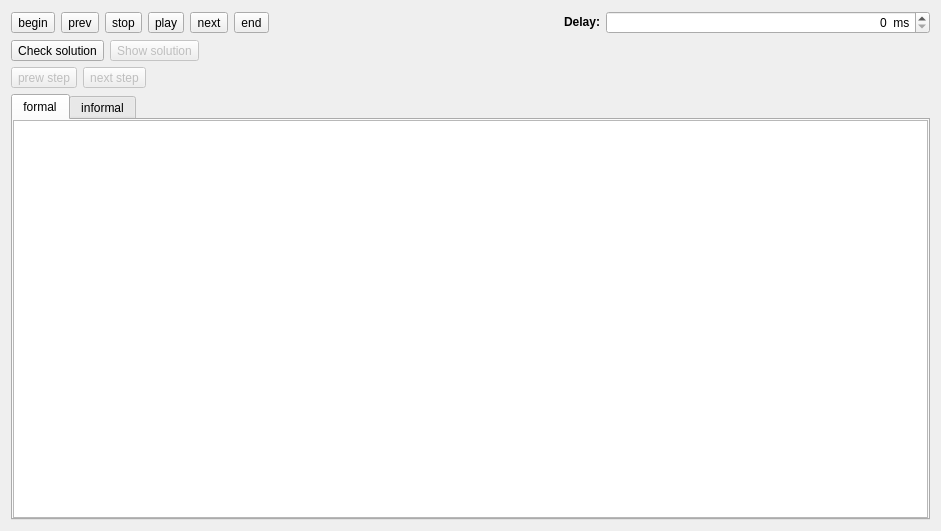
Old version of the form RegularConvertor/algorithms/algorithmwidget.ui in the repository navrkald/regularConvertor.
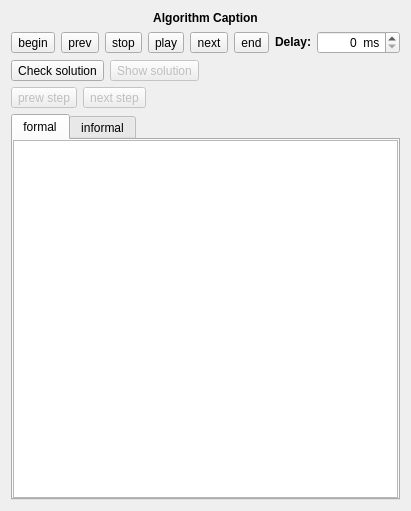
New version of the form. Custom widgets are drawn as their Qt base class.

What changed in the file:
```diff
--- a/RegularConvertor/algorithms/algorithmwidget.ui
+++ b/RegularConvertor/algorithms/algorithmwidget.ui
@@ -6,8 +6,8 @@
    <rect>
     <x>0</x>
     <y>0</y>
-    <width>941</width>
-    <height>531</height>
+    <width>378</width>
+    <height>511</height>
    </rect>
   </property>
   <property name="sizePolicy">
@@ -25,9 +25,23 @@
   <property name="windowTitle">
    <string>Form</string>
   </property>
-  <layout class="QGridLayout" name="gridLayout_2">
-   <item row="0" column="0">
     <layout class="QVBoxLayout" name="verticalLayout">
+   <item>
+    <widget class="QLabel" name="m_algorithmWidgetCaption">
+     <property name="font">
+      <font>
+       <weight>75</weight>
+       <bold>true</bold>
+      </font>
+     </property>
+     <property name="text">
+      <string>Algorithm Caption</string>
+     </property>
+     <property name="alignment">
+      <set>Qt::AlignCenter</set>
+     </property>
+    </widget>
+   </item>
      <item>
       <layout class="QHBoxLayout" name="horizontalLayout">
        <item>
@@ -237,8 +251,6 @@
         </layout>
        </widget>
       </widget>
-     </item>
-    </layout>
    </item>
   </layout>
  </widget>
```
Lines whose indentation alone changed are shown as unchanged.
